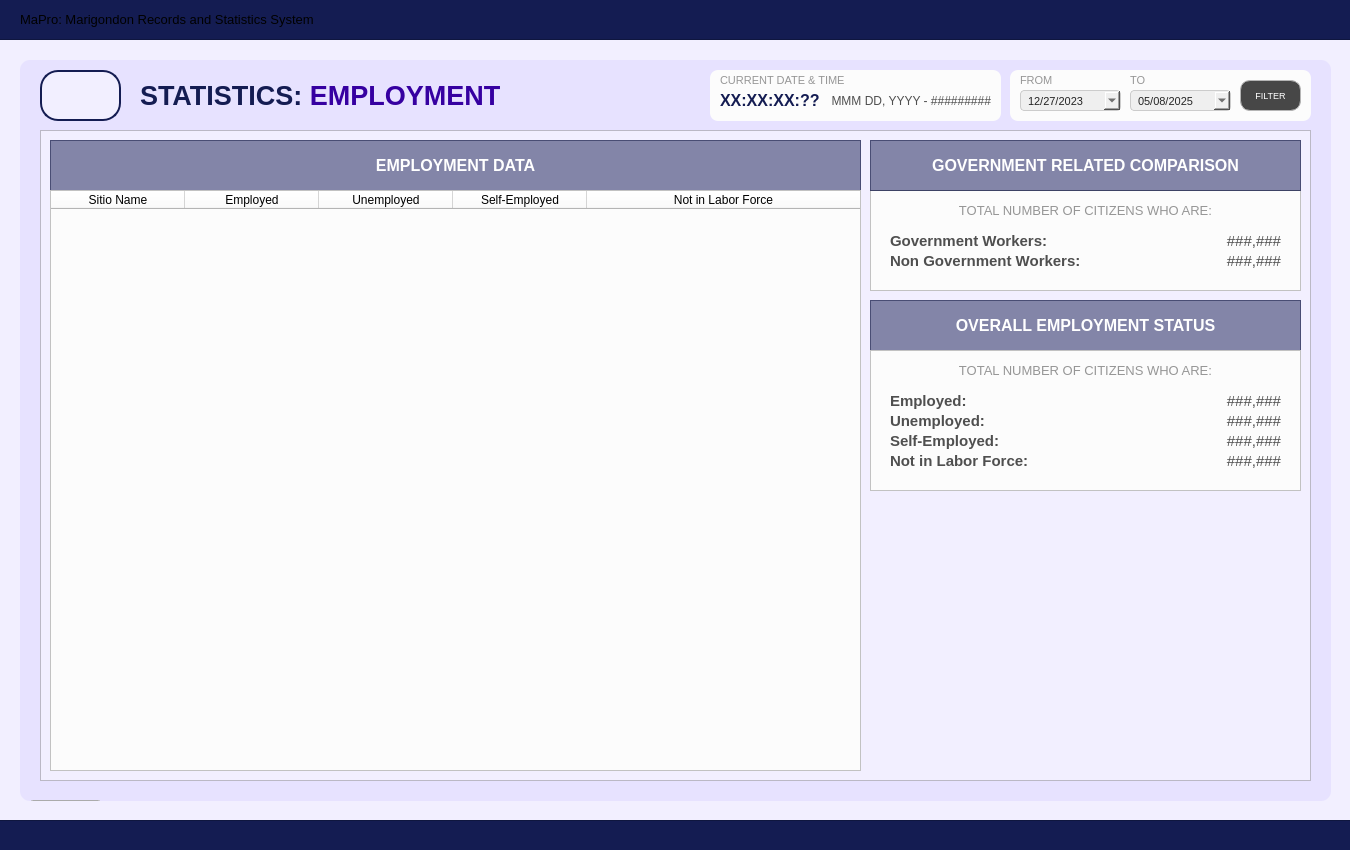
Yohhannn/Barangay-Records-Statistics-System, file Resources/UIs/MainPages/StatisticPages/employment.ui: the form before one commit.
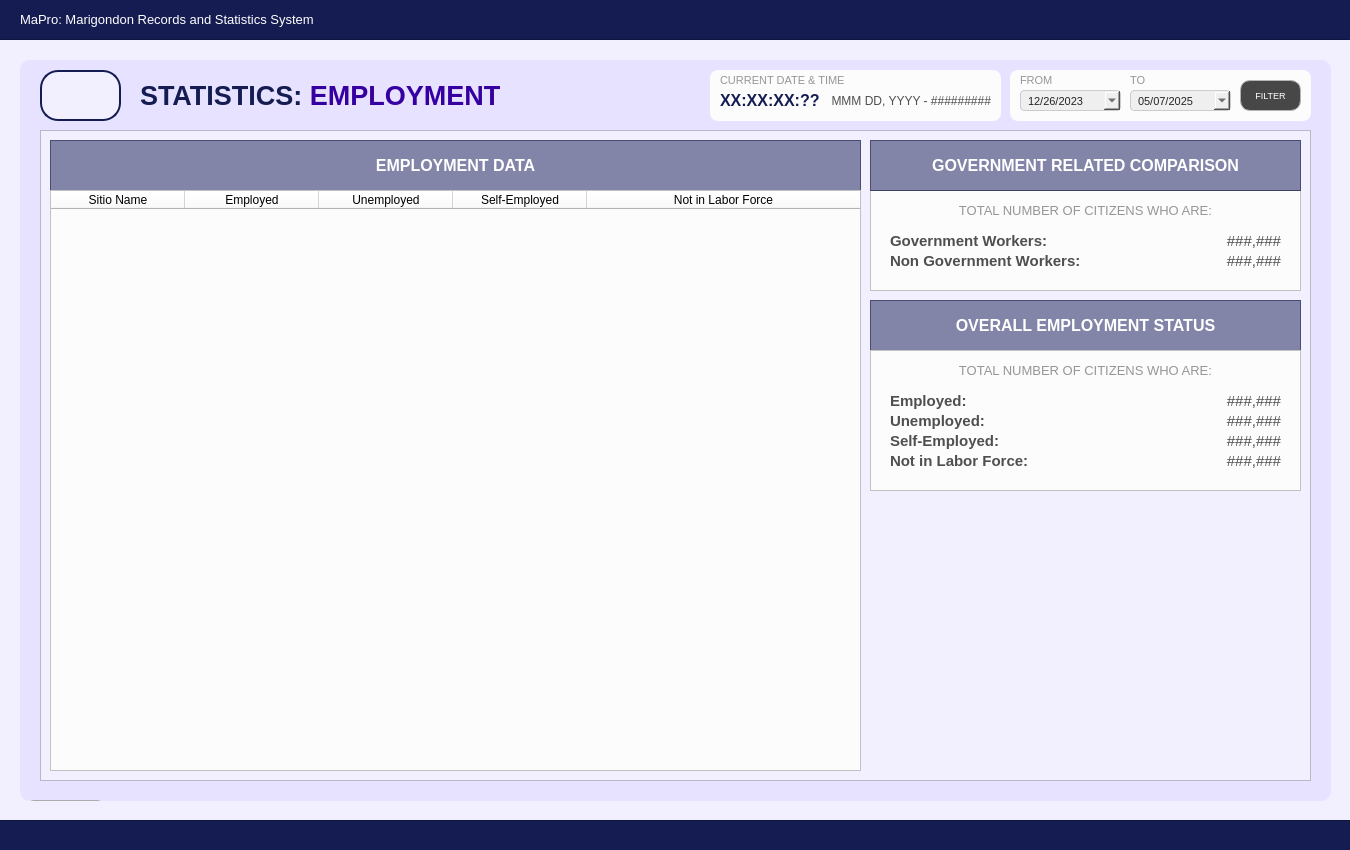
The form after the commit. Icons and pictures are not drawn.

The edit to the form file:
```diff
--- a/Resources/UIs/MainPages/StatisticPages/employment.ui
+++ b/Resources/UIs/MainPages/StatisticPages/employment.ui
@@ -70,7 +70,7 @@
     <property name="styleSheet">
      <string notr="true">#app_title {
 	background-color: transparent;
-	color: #white;
+	color: #FFFFFF;
 }
 </string>
     </property>
@@ -1161,7 +1161,7 @@
        <second>0</second>
        <year>2023</year>
        <month>12</month>
-       <day>27</day>
+       <day>26</day>
       </datetime>
      </property>
      <property name="displayFormat">
@@ -1209,7 +1209,7 @@
        <second>0</second>
        <year>2025</year>
        <month>5</month>
-       <day>8</day>
+       <day>7</day>
       </datetime>
      </property>
      <property name="displayFormat">
```
Left out of the diff: 30 changed lines with no effect on the pictures.
